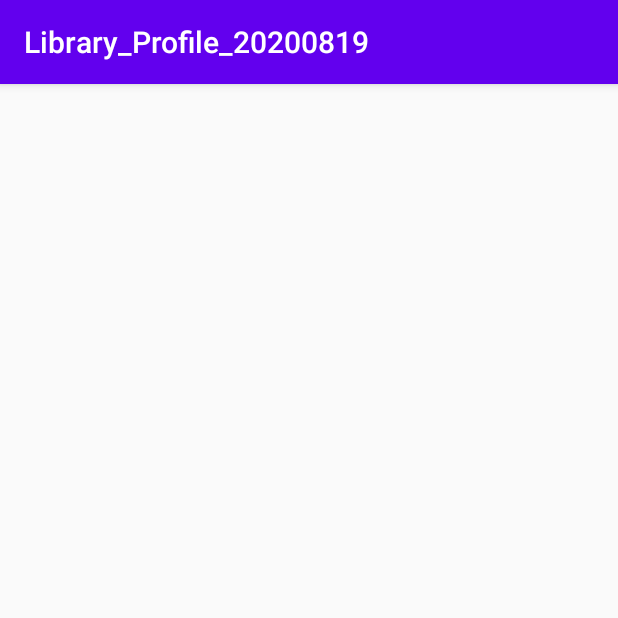
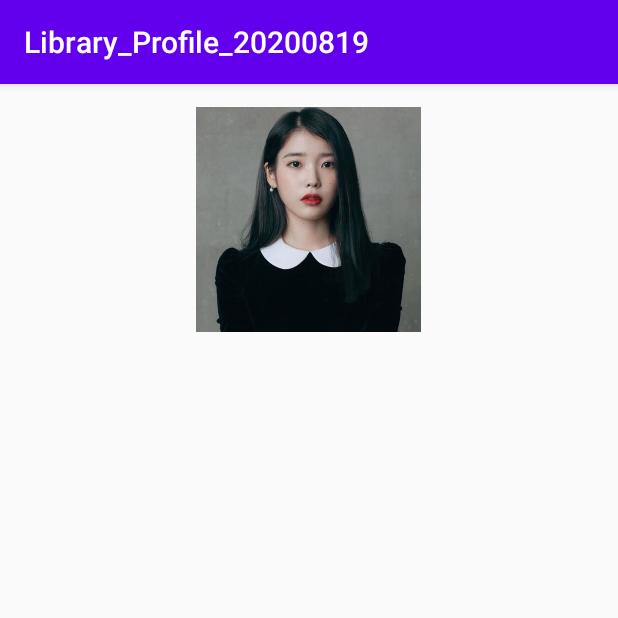
Before and after one commit to dkjang1/Library_Profile_20200819, an Android app: the screen it shows after launch (MainActivity), on a phone screen of 412 x 824 dp, the top half of it. Run offline under Robolectric (Android 15) with nearby library versions, the phone set to English and light mode, and no system bars.

Commit message:
프로필사진넣기 - 사각형

```diff
--- a/app/src/main/res/layout/activity_main.xml
+++ b/app/src/main/res/layout/activity_main.xml
@@ -7,6 +7,20 @@
     android:orientation="vertical"
     tools:context=".MainActivity">
 
+    <LinearLayout
+        android:layout_width="match_parent"
+        android:layout_height="wrap_content"
+        android:gravity="center"
+        android:padding="15dp"
+        android:orientation="horizontal">
+
+        <ImageView
+            android:layout_width="150dp"
+            android:layout_height="150dp"
+            android:scaleType="centerCrop"
+            android:src="@drawable/iu" />
+
+    </LinearLayout>
 
 
 </LinearLayout>
```
Also changed, not shown: app/src/main/res/drawable-v24/iu.jpg (added).
